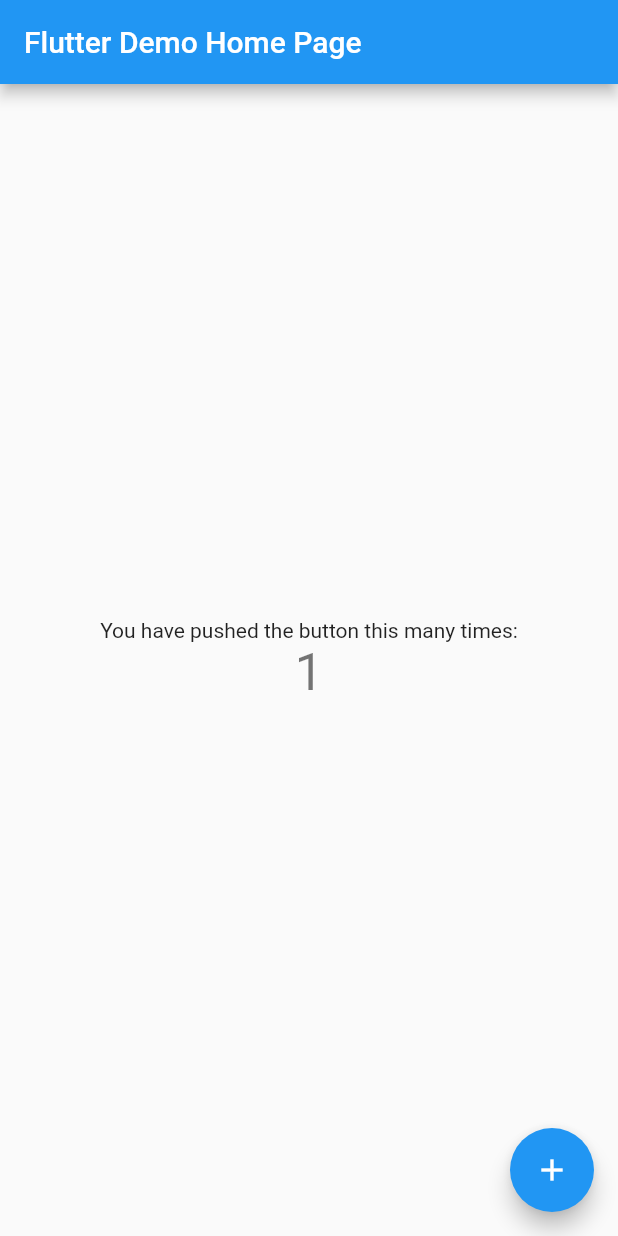
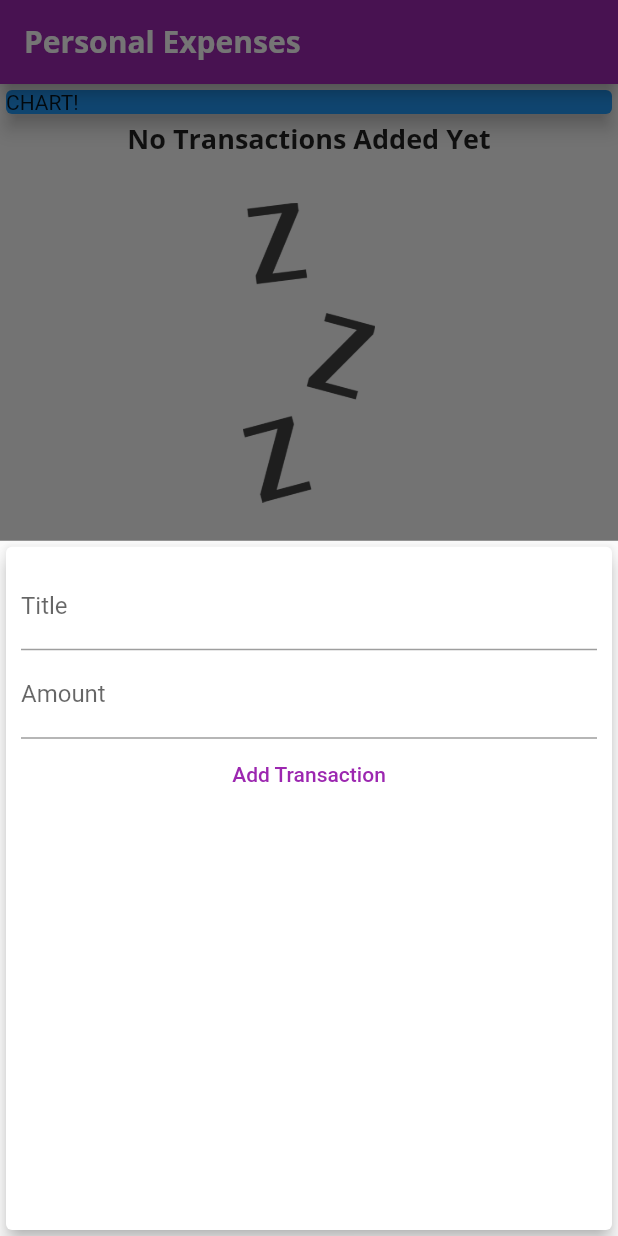
Before and after one commit to distinctmind/personalFinanceApp, a Flutter app: the screen it shows after launch, after a tap on the "add" icon, on a phone screen of 412 x 824 dp. Run offline on Flutter 3.47's test engine with Material 2 defaults, Android fonts, the phone set to English and light mode, and no system bars.

Commit message:
Making progress in app. Learning about theming. Structuring widgets around the screen using ListViews, Columns, Rows and more.

```diff
--- a/lib/main.dart
+++ b/lib/main.dart
@@ -1,111 +1,100 @@
 import 'package:flutter/material.dart';
+
+import './models/transaction.dart';
+import './widgets/new_transaction.dart';
+import './widgets/transaction_list.dart';
 
 void main() => runApp(MyApp());
 
 class MyApp extends StatelessWidget {
-  // This widget is the root of your application.
   @override
   Widget build(BuildContext context) {
     return MaterialApp(
-      title: 'Flutter Demo',
+      title: 'Personal Expenses',
       theme: ThemeData(
-        // This is the theme of your application.
-        //
-        // Try running your application with "flutter run". You'll see the
-        // application has a blue toolbar. Then, without quitting the app, try
-        // changing the primarySwatch below to Colors.green and then invoke
-        // "hot reload" (press "r" in the console where you ran "flutter run",
-        // or simply save your changes to "hot reload" in a Flutter IDE).
-        // Notice that the counter didn't reset back to zero; the application
-        // is not restarted.
-        primarySwatch: Colors.blue,
+        primarySwatch: Colors.purple,
+        accentColor: Colors.amber,
+        fontFamily: 'Quicksand',
+        textTheme: ThemeData.light().textTheme.copyWith(
+              title: TextStyle(
+                fontFamily: 'OpenSans',
+                fontWeight: FontWeight.bold,
+                fontSize: 18,
+              ),
+            ),
+        appBarTheme: AppBarTheme(
+          textTheme: ThemeData.light().textTheme.copyWith(
+                title: TextStyle(
+                    fontFamily: 'OpenSans',
+                    fontWeight: FontWeight.bold,
+                    fontSize: 20),
+              ),
+        ),
       ),
-      home: MyHomePage(title: 'Flutter Demo Home Page'),
+      home: MyHomePage(),
     );
   }
 }
 
 class MyHomePage extends StatefulWidget {
-  MyHomePage({Key key, this.title}) : super(key: key);
-
-  // This widget is the home page of your application. It is stateful, meaning
-  // that it has a State object (defined below) that contains fields that affect
-  // how it looks.
-
-  // This class is the configuration for the state. It holds the values (in this
-  // case the title) provided by the parent (in this case the App widget) and
-  // used by the build method of the State. Fields in a Widget subclass are
-  // always marked "final".
-
-  final String title;
-
   @override
   _MyHomePageState createState() => _MyHomePageState();
 }
 
 class _MyHomePageState extends State<MyHomePage> {
-  int _counter = 0;
 
-  void _incrementCounter() {
+  final List<Transaction> _userTransactions = [];
+
+  void _addNewTransaction(String txTitle, double txAmount) {
+    final newTx = Transaction(
+        title: txTitle,
+        amount: txAmount,
+        date: DateTime.now(),
+        id: DateTime.now().toString());
+
     setState(() {
-      // This call to setState tells the Flutter framework that something has
-      // changed in this State, which causes it to rerun the build method below
-      // so that the display can reflect the updated values. If we changed
-      // _counter without calling setState(), then the build method would not be
-      // called again, and so nothing would appear to happen.
-      _counter++;
+      _userTransactions.add(newTx);
     });
+  }
+
+  void _startAddNewTransaction(BuildContext ctx) {
+    showModalBottomSheet(
+        context: ctx,
+        builder: (_) {
+          return NewTransaction(_addNewTransaction);
+        });
   }
 
   @override
   Widget build(BuildContext context) {
-    // This method is rerun every time setState is called, for instance as done
-    // by the _incrementCounter method above.
-    //
-    // The Flutter framework has been optimized to make rerunning build methods
-    // fast, so that you can just rebuild anything that needs updating rather
-    // than having to individually change instances of widgets.
     return Scaffold(
       appBar: AppBar(
-        // Here we take the value from the MyHomePage object that was created by
-        // the App.build method, and use it to set our appbar title.
-        title: Text(widget.title),
+        title: Text('Personal Expenses'),
       ),
-      body: Center(
-        // Center is a layout widget. It takes a single child and positions it
-        // in the middle of the parent.
+      body: SingleChildScrollView(
         child: Column(
-          // Column is also layout widget. It takes a list of children and
-          // arranges them vertically. By default, it sizes itself to fit its
-          // children horizontally, and tries to be as tall as its parent.
-          //
-          // Invoke "debug painting" (press "p" in the console, choose the
-          // "Toggle Debug Paint" action from the Flutter Inspector in Android
-          // Studio, or the "Toggle Debug Paint" command in Visual Studio Code)
-          // to see the wireframe for each widget.
-          //
-          // Column has various properties to control how it sizes itself and
-          // how it positions its children. Here we use mainAxisAlignment to
-          // center the children vertically; the main axis here is the vertical
-          // axis because Columns are vertical (the cross axis would be
-          // horizontal).
-          mainAxisAlignment: MainAxisAlignment.center,
           children: <Widget>[
-            Text(
-              'You have pushed the button this many times:',
+            Container(
+              width: double.infinity,
+              child: Card(
+                child: Text('CHART!'),
+                color: Colors.blue,
+                elevation: 5,
+              ),
             ),
-            Text(
-              '$_counter',
-              style: Theme.of(context).textTheme.display1,
-            ),
+            TransactionList(_userTransactions)
           ],
         ),
       ),
-      floatingActionButton: FloatingActionButton(
-        onPressed: _incrementCounter,
-        tooltip: 'Increment',
-        child: Icon(Icons.add),
-      ), // This trailing comma makes auto-formatting nicer for build methods.
+      floatingActionButtonLocation: FloatingActionButtonLocation.centerFloat,
+      floatingActionButton: Padding(
+        padding: EdgeInsets.all(15),
+        child: FloatingActionButton(
+          elevation: 10,
+          child: Icon(Icons.add),
+          onPressed: () => _startAddNewTransaction(context),
+        ),
+      ),
     );
   }
 }
--- /dev/null
+++ b/lib/models/transaction.dart
@@ -0,0 +1,15 @@
+import 'package:flutter/foundation.dart';
+
+class Transaction {
+  final String id;
+  final String title;
+  final double amount;
+  final DateTime date;
+
+  Transaction({
+    @required this.id,
+    @required this.title,
+    @required this.amount,
+    @required this.date
+  });
+}
--- /dev/null
+++ b/lib/widgets/new_transaction.dart
@@ -0,0 +1,57 @@
+import 'package:flutter/material.dart';
+
+class NewTransaction extends StatefulWidget {
+
+  final Function addTx;
+  NewTransaction(this.addTx);
+
+  @override
+  _NewTransactionState createState() => _NewTransactionState();
+}
+
+class _NewTransactionState extends State<NewTransaction> {
+
+  final titleController = TextEditingController();
+  final amountController = TextEditingController();
+
+  void submitData() {
+    final enteredTitle = titleController.text;
+    final enteredAmount = double.parse(amountController.text);
+
+    if (enteredTitle.isEmpty || enteredAmount <= 0){
+      return;
+    }
+    widget.addTx(enteredTitle, enteredAmount);
+    Navigator.pop(context);
+  }
+
+  @override
+  Widget build(BuildContext context) {
+    return Card(
+      elevation: 5,
+      child: Container(
+        padding: EdgeInsets.all(10),
+        child: Column(
+          children: <Widget>[
+            TextField(
+              decoration: InputDecoration(labelText: 'Title'),
+              controller: titleController,
+              onSubmitted: (_) => submitData(),
+            ),
+            TextField(
+              decoration: InputDecoration(labelText: 'Amount'),
+              controller: amountController,
+              keyboardType: TextInputType.numberWithOptions(decimal: true),
+              onSubmitted: (_) => submitData(),
+            ),
+            FlatButton(
+              child: Text('Add Transaction'),
+              textColor: Colors.purple,
+              onPressed: submitData,
+            )
+          ],
+        ),
+      ),
+    );
+  }
+}
--- /dev/null
+++ b/lib/widgets/transaction_list.dart
@@ -0,0 +1,64 @@
+import 'package:flutter/material.dart';
+import 'package:intl/intl.dart';
+import '../models/transaction.dart';
+
+class TransactionList extends StatelessWidget {
+  final List<Transaction> transactions;
+
+  TransactionList(this.transactions);
+
+  @override
+  Widget build(BuildContext context) {
+    return Container(
+        height: 300,
+        child: transactions.isEmpty ? Column(children: <Widget>[
+          Text('No Transactions Added Yet', style: Theme.of(context).textTheme.title),
+          SizedBox(height: 30),
+          Container(
+            height: 200,
+            child: Image.asset('assets/images/waiting.png', fit: BoxFit.cover,),
+          )
+        ],) : ListView.builder(
+          itemCount: transactions.length,
+          itemBuilder: (ctx, index) {
+            return Card(
+              child: Row(
+                children: <Widget>[
+                  Container(
+                    decoration: BoxDecoration(
+                      border: Border.all(
+                        color: Theme.of(context).primaryColor,
+                        width: 2,
+                      ),
+                    ),
+                    padding: EdgeInsets.all(10),
+                    margin: EdgeInsets.symmetric(vertical: 10, horizontal: 15),
+                    child: Text(
+                      '\$${transactions[index].amount.toStringAsFixed(2)}',
+                      style: TextStyle(
+                        fontWeight: FontWeight.bold,
+                        fontSize: 20,
+                        color: Theme.of(context).primaryColor,
+                      ),
+                    ),
+                  ),
+                  Column(
+                    crossAxisAlignment: CrossAxisAlignment.start,
+                    children: <Widget>[
+                      Text(
+                        transactions[index].title,
+                        style: Theme.of(context).textTheme.title,
+                      ),
+                      Text(
+                        DateFormat.yMMMd().format(transactions[index].date),
+                        style: TextStyle(color: Colors.grey),
+                      )
+                    ],
+                  )
+                ],
+              ),
+            );
+          },
+        ));
+  }
+}
```
Also changed, not shown: pubspec.yaml (+15 -8 lines), assets/fonts/OpenSans-Bold.ttf (added), assets/fonts/OpenSans-Regular.ttf (added), assets/fonts/Quicksand-Bold.ttf (added), assets/fonts/Quicksand-Light.ttf (added), assets/fonts/Quicksand-Medium.ttf (added), assets/fonts/Quicksand-Regular.ttf (added), assets/images/waiting.png (added), lib/widgets/chart.dart (added), pubspec.lock.
